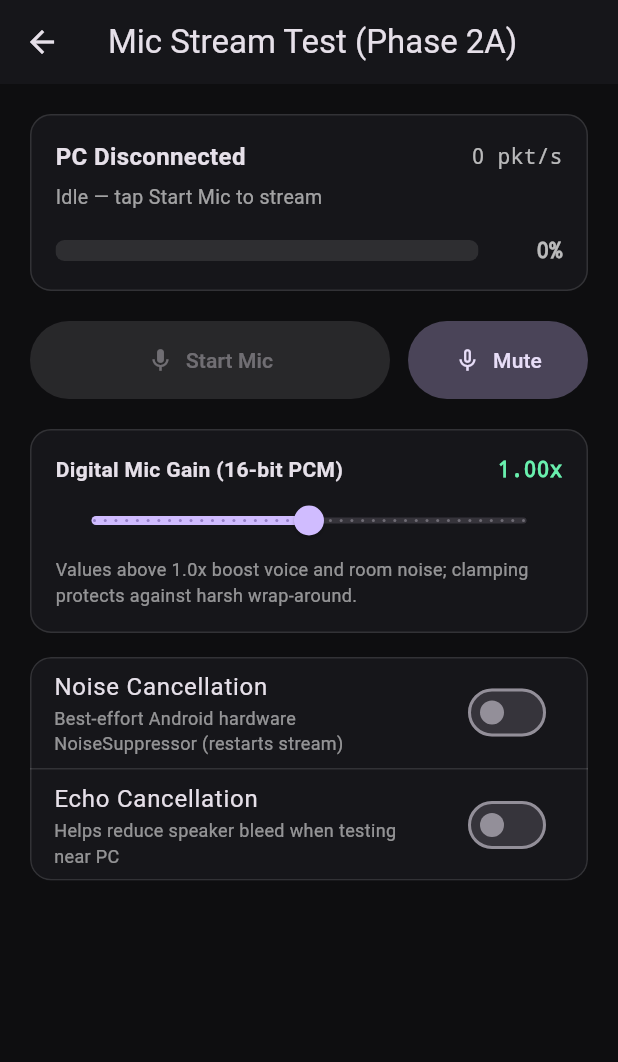
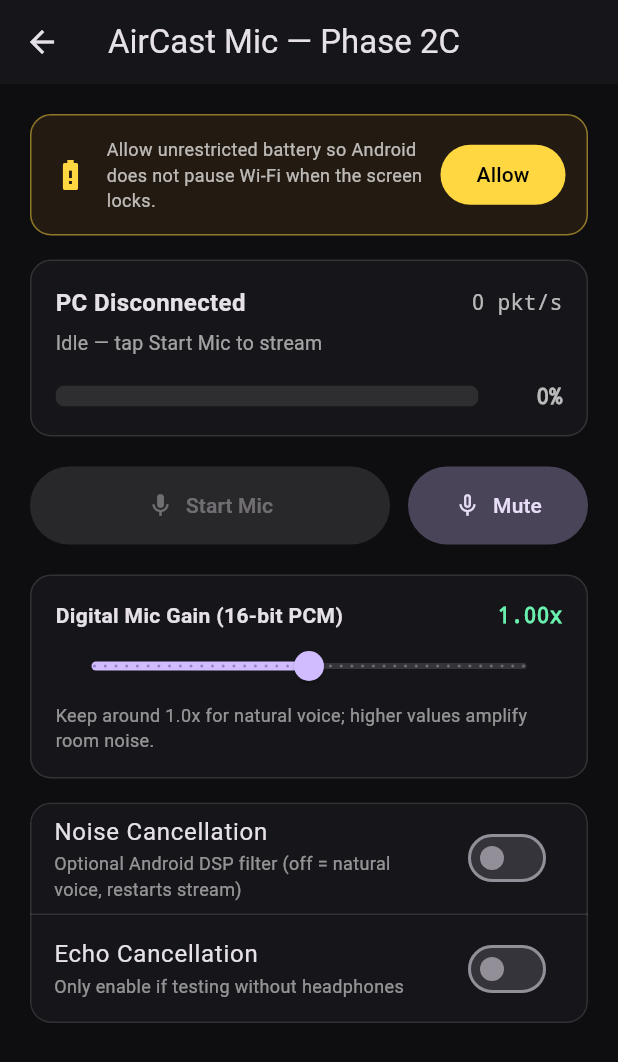
Before and after one commit to itxAkaza/aircast, a Flutter app: the MicTestScreen screen opened directly, on a phone screen of 412 x 824 dp. Shown: the top 1062 px of the screen. Run offline on Flutter 3.47's test engine with Material 3 defaults, Android fonts, the phone set to English and light mode, and no system bars; our stand-ins replace get, qr_flutter; missing offline and left inert: dart:ffi, flutter_foreground_task, mobile_scanner, record.

Commit message:
all mice side done and working properly

```diff
--- a/aircast_phone/lib/screens/mic_test_screen.dart
+++ b/aircast_phone/lib/screens/mic_test_screen.dart
@@ -9,22 +9,61 @@ class MicTestScreen extends StatelessWidget {
   @override
   Widget build(BuildContext context) {
     final client = Get.find<ClientController>();
-    final mic = Get.put(MicController());
+    final mic = Get.isRegistered<MicController>()
+        ? Get.find<MicController>()
+        : Get.put(MicController(), permanent: true);
 
     return Scaffold(
       backgroundColor: const Color(0xFF0E0E10),
       appBar: AppBar(
         backgroundColor: const Color(0xFF16161A),
-        title: const Text('Mic Stream Test (Phase 2A)'),
+        title: const Text('AirCast Mic — Phase 2C'),
       ),
       body: Obx(() {
         final connected = client.isConnected.value;
+        final reconnecting = client.isReconnecting.value;
         final streaming = mic.isStreaming.value;
         final muted = mic.isMuted.value;
 
         return ListView(
           padding: const EdgeInsets.all(20),
           children: [
+            // Battery Optimization Banner (prevents Android from killing Wi-Fi on lock)
+            if (!mic.isBatteryUnrestricted.value) ...[
+              Container(
+                padding: const EdgeInsets.all(14),
+                decoration: BoxDecoration(
+                  color: const Color(0xFF231A12),
+                  borderRadius: BorderRadius.circular(14),
+                  border: Border.all(
+                    color: Colors.amberAccent.withValues(alpha: 0.5),
+                  ),
+                ),
+                child: Row(
+                  children: [
+                    const Icon(Icons.battery_alert, color: Colors.amberAccent),
+                    const SizedBox(width: 12),
+                    const Expanded(
+                      child: Text(
+                        'Allow unrestricted battery so Android does not pause Wi-Fi when the screen locks.',
+                        style: TextStyle(fontSize: 12, color: Colors.white70),
+                      ),
+                    ),
+                    const SizedBox(width: 8),
+                    FilledButton(
+                      style: FilledButton.styleFrom(
+                        backgroundColor: Colors.amberAccent,
+                        foregroundColor: Colors.black,
+                      ),
+                      onPressed: mic.requestUnrestrictedBattery,
+                      child: const Text('Allow'),
+                    ),
+                  ],
+                ),
+              ),
+              const SizedBox(height: 16),
+            ],
+
             // Connection & Stream Header
             Container(
               padding: const EdgeInsets.all(16),
@@ -32,7 +71,11 @@ class MicTestScreen extends StatelessWidget {
                 color: const Color(0xFF16161A),
                 borderRadius: BorderRadius.circular(14),
                 border: Border.all(
-                  color: streaming ? Colors.greenAccent.withValues(alpha: 0.5) : Colors.white12,
+                  color: reconnecting
+                      ? Colors.amberAccent.withValues(alpha: 0.7)
+                      : (streaming
+                      ? Colors.greenAccent.withValues(alpha: 0.5)
+                      : Colors.white12),
                 ),
               ),
               child: Column(
@@ -41,9 +84,18 @@ class MicTestScreen extends StatelessWidget {
                   Row(
                     mainAxisAlignment: MainAxisAlignment.spaceBetween,
                     children: [
-                      Text(
-                        connected ? 'PC: ${client.serverName.value}' : 'PC Disconnected',
-                        style: const TextStyle(fontSize: 16, fontWeight: FontWeight.w600),
+                      Expanded(
+                        child: Text(
+                          connected
+                              ? 'PC: ${client.serverName.value}'
+                              : (reconnecting
+                              ? 'Reconnecting (#${client.reconnectAttempt.value})...'
+                              : 'PC Disconnected'),
+                          style: const TextStyle(
+                            fontSize: 16,
+                            fontWeight: FontWeight.w600,
+                          ),
+                        ),
                       ),
                       Text(
                         '${mic.packetsSentPerSec.value} pkt/s',
@@ -58,12 +110,13 @@ class MicTestScreen extends StatelessWidget {
                   Text(
                     mic.statusText.value,
                     style: TextStyle(
-                      color: streaming ? Colors.greenAccent : Colors.white60,
+                      color: reconnecting
+                          ? Colors.amberAccent
+                          : (streaming ? Colors.greenAccent : Colors.white60),
                       fontSize: 13,
                     ),
                   ),
                   const SizedBox(height: 16),
-                  // Live Local Input Meter
                   Row(
                     children: [
                       Expanded(
@@ -94,7 +147,9 @@ class MicTestScreen extends StatelessWidget {
                           style: TextStyle(
                             fontFamily: 'monospace',
                             fontWeight: FontWeight.bold,
-                            color: mic.isClipping.value ? Colors.redAccent : Colors.white70,
+                            color: mic.isClipping.value
+                                ? Colors.redAccent
+                                : Colors.white70,
                           ),
                         ),
                       ),
@@ -114,11 +169,14 @@ class MicTestScreen extends StatelessWidget {
                   child: FilledButton.icon(
                     style: FilledButton.styleFrom(
                       padding: const EdgeInsets.symmetric(vertical: 16),
-                      backgroundColor: streaming ? Colors.redAccent : Colors.green,
+                      backgroundColor:
+                      streaming ? Colors.redAccent : Colors.green,
                     ),
-                    onPressed: (!connected || mic.isBusy.value)
+                    onPressed: ((!connected && !streaming) || mic.isBusy.value)
                         ? null
-                        : () => streaming ? mic.stopStreaming() : mic.startStreaming(),
+                        : () => streaming
+                        ? mic.stopStreaming()
+                        : mic.startStreaming(),
                     icon: Icon(streaming ? Icons.stop : Icons.mic),
                     label: Text(streaming ? 'Stop Mic' : 'Start Mic'),
                   ),
@@ -128,7 +186,9 @@ class MicTestScreen extends StatelessWidget {
                   child: FilledButton.tonalIcon(
                     style: FilledButton.styleFrom(
                       padding: const EdgeInsets.symmetric(vertical: 16),
-                      backgroundColor: muted ? Colors.amber.withValues(alpha: 0.25) : null,
+                      backgroundColor: muted
+                          ? Colors.amber.withValues(alpha: 0.25)
+                          : null,
                     ),
                     onPressed: mic.toggleMute,
                     icon: Icon(
@@ -180,7 +240,7 @@ class MicTestScreen extends StatelessWidget {
                     onChangeEnd: (_) => mic.commitGain(),
                   ),
                   const Text(
-                    'Values above 1.0x boost voice and room noise; clamping protects against harsh wrap-around.',
+                    'Keep around 1.0x for natural voice; higher values amplify room noise.',
                     style: TextStyle(fontSize: 12, color: Colors.white54),
                   ),
                 ],
@@ -189,8 +249,7 @@ class MicTestScreen extends StatelessWidget {
 
             const SizedBox(height: 16),
 
-            // Hardware Audio Filters Card
-            // Hardware Audio Filters Card
+            // Hardware Audio Filters Card (Material wrapper prevents ListTile spam)
             Material(
               color: const Color(0xFF16161A),
               shape: RoundedRectangleBorder(
@@ -203,21 +262,23 @@ class MicTestScreen extends StatelessWidget {
                   SwitchListTile(
                     title: const Text('Noise Cancellation'),
                     subtitle: const Text(
-                      'Best-effort Android hardware NoiseSuppressor (restarts stream)',
+                      'Optional Android DSP filter (off = natural voice, restarts stream)',
                       style: TextStyle(fontSize: 12, color: Colors.white54),
                     ),
                     value: mic.noiseSuppression.value,
-                    onChanged: mic.isBusy.value ? null : mic.toggleNoiseSuppression,
+                    onChanged:
+                    mic.isBusy.value ? null : mic.toggleNoiseSuppression,
                   ),
                   const Divider(height: 1, color: Colors.white12),
                   SwitchListTile(
                     title: const Text('Echo Cancellation'),
                     subtitle: const Text(
-                      'Helps reduce speaker bleed when testing near PC',
+                      'Only enable if testing without headphones',
                       style: TextStyle(fontSize: 12, color: Colors.white54),
                     ),
                     value: mic.echoCancellation.value,
-                    onChanged: mic.isBusy.value ? null : mic.toggleEchoCancellation,
+                    onChanged:
+                    mic.isBusy.value ? null : mic.toggleEchoCancellation,
                   ),
                 ],
               ),
--- /dev/null
+++ b/aircast_phone/lib/services/foreground_mic_service.dart
@@ -0,0 +1,150 @@
+import 'dart:io';
+import 'package:flutter_foreground_task/flutter_foreground_task.dart';
+
+@pragma('vm:entry-point')
+void airCastForegroundCallback() {
+  FlutterForegroundTask.setTaskHandler(_AirCastTaskHandler());
+}
+
+class _AirCastTaskHandler extends TaskHandler {
+  @override
+  Future<void> onStart(DateTime timestamp, TaskStarter starter) async {}
+
+  @override
+  void onRepeatEvent(DateTime timestamp) {}
+
+  @override
+  Future<void> onDestroy(DateTime timestamp, bool isTimeout) async {}
+
+  @override
+  void onReceiveData(Object data) {}
+
+  @override
+  void onNotificationButtonPressed(String id) {
+    FlutterForegroundTask.sendDataToMain({'action': id});
+  }
+
+  @override
+  void onNotificationPressed() {
+    // Tapping the notification brings the app to the foreground automatically.
+  }
+}
+
+class ForegroundMicService {
+  static const int _serviceId = 4820;
+  static bool _initialized = false;
+
+  static void init() {
+    if (_initialized) return;
+    FlutterForegroundTask.init(
+      androidNotificationOptions: AndroidNotificationOptions(
+        channelId: 'aircast_mic_stream',
+        channelName: 'AirCast Live Microphone',
+        channelDescription:
+        'Keeps your phone microphone streaming while the screen is locked.',
+        channelImportance: NotificationChannelImportance.LOW,
+        priority: NotificationPriority.LOW,
+        onlyAlertOnce: true,
+      ),
+      iosNotificationOptions: const IOSNotificationOptions(
+        showNotification: false,
+        playSound: false,
+      ),
+      foregroundTaskOptions: ForegroundTaskOptions(
+        eventAction: ForegroundTaskEventAction.repeat(10000),
+        autoRunOnBoot: false,
+        autoRunOnMyPackageReplaced: false,
+        allowWakeLock: true,
+        allowWifiLock: true,
+      ),
+    );
+    _initialized = true;
+  }
+
+  static Future<void> ensureNotificationPermission() async {
+    if (!Platform.isAndroid) return;
+    final perm = await FlutterForegroundTask.checkNotificationPermission();
+    if (perm != NotificationPermission.granted) {
+      await FlutterForegroundTask.requestNotificationPermission();
+    }
+  }
+
+  static Future<bool> isIgnoringBatteryOptimizations() async {
+    if (!Platform.isAndroid) return true;
+    return FlutterForegroundTask.isIgnoringBatteryOptimizations;
+  }
+
+  static Future<bool> requestIgnoreBatteryOptimization() async {
+    if (!Platform.isAndroid) return true;
+    return FlutterForegroundTask.requestIgnoreBatteryOptimization();
+  }
+
+  /// IMPORTANT: Call only AFTER RECORD_AUDIO runtime permission is granted
+  /// (Android 14+ throws SecurityException otherwise).
+  static Future<bool> start({
+    required String serverName,
+    required bool isMuted,
+  }) async {
+    if (!Platform.isAndroid) return true;
+    init();
+    await ensureNotificationPermission();
+
+    final title = isMuted ? 'AirCast Mic (Muted)' : 'AirCast Mic Active';
+    final text = 'Streaming 48 kHz PCM to $serverName';
+    final buttons = _buildButtons(isMuted: isMuted);
+
+    if (await FlutterForegroundTask.isRunningService) {
+      final res = await FlutterForegroundTask.updateService(
+        notificationTitle: title,
+        notificationText: text,
+        notificationButtons: buttons,
+      );
+      return res is ServiceRequestSuccess;
+    }
+
+    final res = await FlutterForegroundTask.startService(
+      serviceId: _serviceId,
+      serviceTypes: [ForegroundServiceTypes.microphone],
+      notificationTitle: title,
+      notificationText: text,
+      notificationButtons: buttons,
+      callback: airCastForegroundCallback,
+    );
+    return res is ServiceRequestSuccess;
+  }
+
+  static Future<void> updateStatus({
+    required String title,
+    required String text,
+    required bool isMuted,
+  }) async {
+    if (!Platform.isAndroid) return;
+    if (!await FlutterForegroundTask.isRunningService) return;
+
+    await FlutterForegroundTask.updateService(
+      notificationTitle: title,
+      notificationText: text,
+      notificationButtons: _buildButtons(isMuted: isMuted),
+    );
+  }
+
+  static Future<void> stop() async {
+    if (!Platform.isAndroid) return;
+    if (await FlutterForegroundTask.isRunningService) {
+      await FlutterForegroundTask.stopService();
+    }
+  }
+
+  static List<NotificationButton> _buildButtons({required bool isMuted}) {
+    return [
+      NotificationButton(
+        id: 'toggle_mute',
+        text: isMuted ? 'Unmute' : 'Mute',
+      ),
+      const NotificationButton(
+        id: 'stop_mic',
+        text: 'Stop Mic',
+      ),
+    ];
+  }
+}
--- a/aircast_phone/pubspec.yaml
+++ b/aircast_phone/pubspec.yaml
@@ -34,6 +34,7 @@ dependencies:
   get: ^4.7.3
   mobile_scanner: ^7.5.0
   record: ^7.2.0
+  flutter_foreground_task: ^11.0.3
 
   shared_protocol:
     path: ../shared_protocol
```
Also changed, not shown: aircast_phone/lib/controller/client_controller.dart (+198 -25 lines), aircast_phone/lib/controller/mic_controller.dart (+120 -21 lines), aircast_phone/lib/main.dart (+5 -3 lines), aircast_phone/lib/screens/home_screen.dart (+60 -17 lines), aircast_phone/pubspec.lock, 4 other files.
